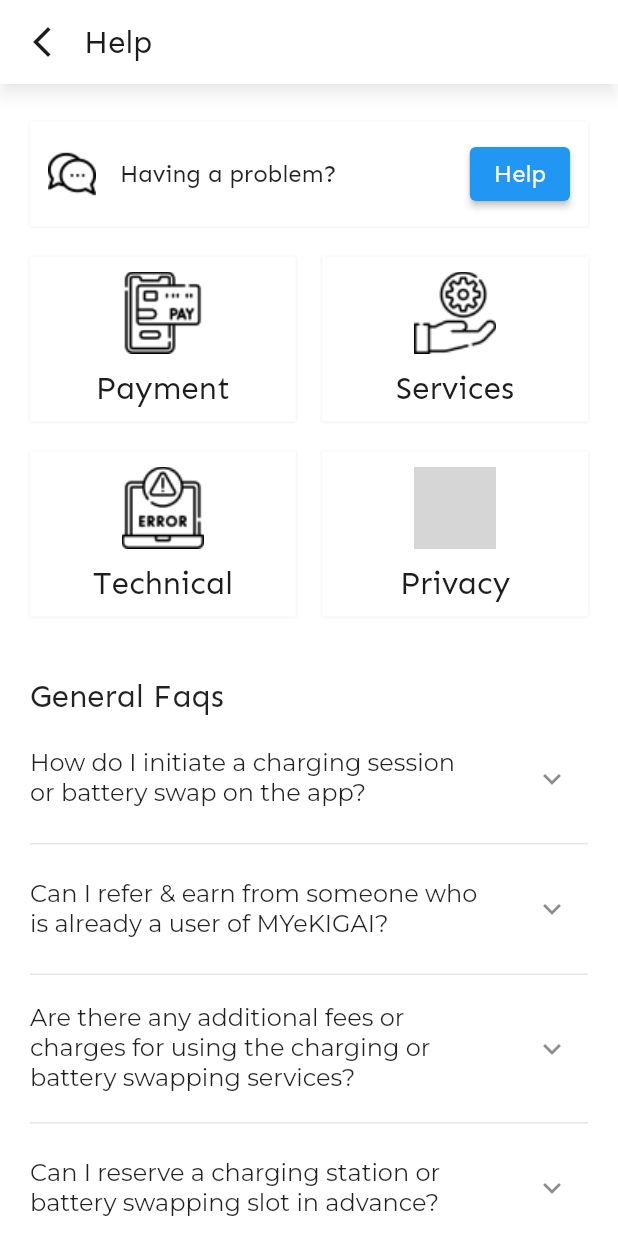
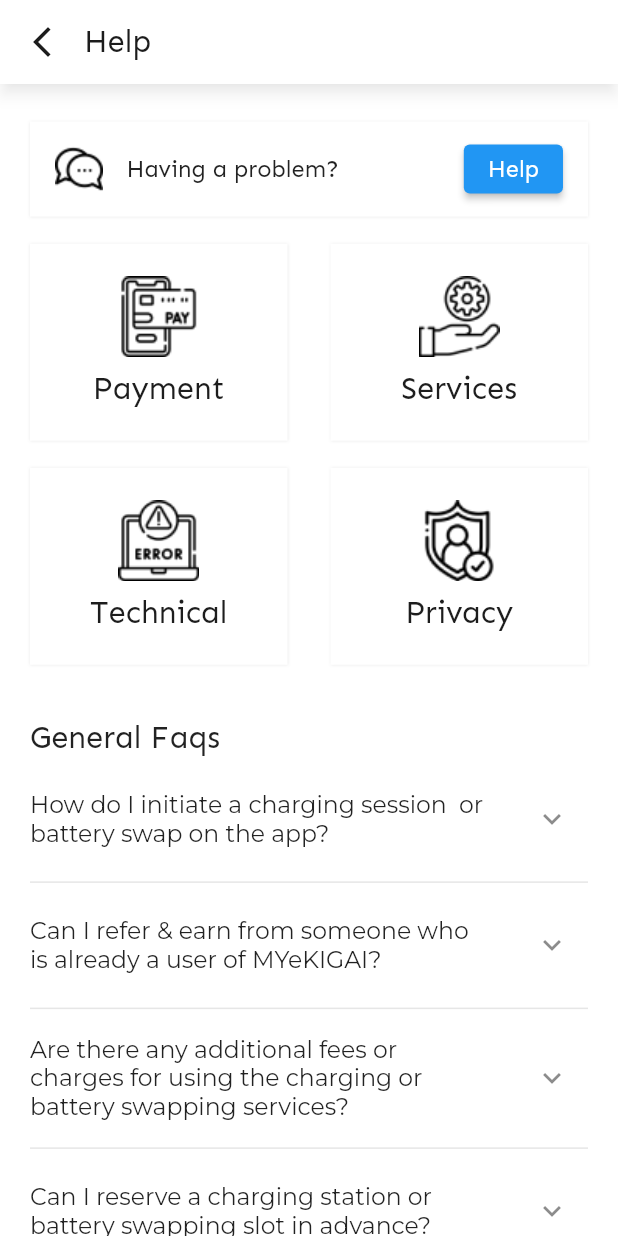
Before and after one commit to AbishekGhalley/App_Development_Project, a Flutter app: the shareridemap screen opened directly, after a tap on the "menu" icon, after a tap on "Help", on a phone screen of 412 x 824 dp. Run offline on Flutter 3.47's test engine with Material 2 defaults, Android fonts, the phone set to English and light mode, and no system bars; our stand-ins replace dotted_border, firebase_auth, firebase_core, flutter_otp_text_field, flutter_screenutil, flutter_svg and 3 more; accounts and stored records are empty; grey boxes are pictures that could not be loaded.

Commit message:
hamburger made half responsive

```diff
--- a/lib/constants/AllAssets/ham_assets.dart
+++ b/lib/constants/AllAssets/ham_assets.dart
@@ -15,7 +15,7 @@ class HamAssets {
   static const String bubblechat = "$_HamPngPath/Bubblechat.png";
   static const String cashlesspayment = "$_HamPngPath/CashlessPayment.png";
   static const String error = "$_HamPngPath/Error.png";
-  static const String private = "$_HamPngPath/Private_help.png";
+  static const String private = "$_HamPngPath/Private.png";
   static const String share = "$_HamPngPath/share_help.png";
   static const String db = "$_HamPngPath/Db.png";
   static const String driverlicense = "$_HamPngPath/driverlicense.png";
--- a/lib/features/hamburger/view/help.dart
+++ b/lib/features/hamburger/view/help.dart
@@ -1,4 +1,5 @@
 import 'package:flutter/material.dart';
+import 'package:flutter_screenutil/flutter_screenutil.dart';
 import 'package:myekigai/features/hamburger/view/content_model_help.dart';
 import 'package:myekigai/features/hamburger/widgets/help_btn.dart';
 import 'package:myekigai/reusables/TopAppbar.dart';
@@ -10,18 +11,21 @@ class Help extends StatelessWidget {
 
   @override
   Widget build(BuildContext context) {
+   return ScreenUtilInit(
+     designSize: Size(420,910),
+   builder: (context,child){
       return Scaffold(
         appBar: TopAppbar(toptitle: "Help"),
         body: SingleChildScrollView(
             physics: const ScrollPhysics(),
             child: Padding(
-            padding:
-                const EdgeInsets.only(left: 20, right: 20, top: 25, bottom: 25),
+              padding: const EdgeInsets.only(
+                  left: 20, right: 20, top: 25, bottom: 25),
               child: Column(
                 children: [
                   Container(
                       width: double.infinity,
-                    height: 70,
+                      height: ScreenUtil().setHeight(70),
                       decoration: const BoxDecoration(boxShadow: [
                         BoxShadow(
                           color: Color.fromRGBO(171, 171, 171, 0.25),
@@ -37,33 +41,33 @@ class Help extends StatelessWidget {
                         ),
                       ]),
                       child: Padding(
-                      padding: const EdgeInsets.symmetric(
-                          vertical: 17, horizontal: 12),
+                        padding:  EdgeInsets.symmetric(
+                            vertical: ScreenUtil().setHeight(17), horizontal: ScreenUtil().setWidth(17)),
                         child: Row(
                           children: [
                             Image.asset(HamAssets.bubblechat),
-                          const SizedBox(
-                            width: 16,
+                            SizedBox(
+                              width: ScreenUtil().setWidth(16),
                             ),
-                          const Text("Having a problem?",
+                          Text("Having a problem?",
                                 style: TextStyle(
-                                  fontSize: 16,
+                                    fontSize: ScreenUtil().setSp(16),
                                     fontWeight: FontWeight.w500,
                                     fontFamily: "Sen")),
                             const Spacer(),
                             ElevatedButton(
                                 onPressed: () {},
-                              child: const Text("Help",
+                                child:  Text("Help",
                                     style: TextStyle(
                                         color: Colors.white,
-                                      fontSize: 16,
+                                        fontSize: ScreenUtil().setSp(16),
                                         fontWeight: FontWeight.w400,
                                         fontFamily: "Sen")))
                           ],
                         ),
                       )),
-                const SizedBox(
-                  height: 20,
+                   SizedBox(
+                    height: ScreenUtil().setHeight(20),
                   ),
                   const Row(
                     children: [
@@ -74,8 +78,8 @@ class Help extends StatelessWidget {
                       Helpbtn(btnimage: HamAssets.share, btntext: "Services")
                     ],
                   ),
-                const SizedBox(
-                  height: 20,
+                  SizedBox(
+                    height: ScreenUtil().setHeight(20),
                   ),
                   const Row(
                     children: [
@@ -84,21 +88,21 @@ class Help extends StatelessWidget {
                       Helpbtn(btnimage: HamAssets.private, btntext: "Privacy")
                     ],
                   ),
-                const SizedBox(
-                  height: 40,
+                  SizedBox(
+                    height: ScreenUtil().setHeight(40),
                   ),
                   Column(
                     crossAxisAlignment: CrossAxisAlignment.stretch,
                     children: [
-                    const Text(
+                       Text(
                         'General Faqs',
                         style: TextStyle(
-                          fontSize: 21,
+                            fontSize: ScreenUtil().setSp(21),
                             fontWeight: FontWeight.w400,
                             fontFamily: "Sen"),
                       ),
-                    const SizedBox(
-                      height: 15,
+                      SizedBox(
+                        height: ScreenUtil().setHeight(15),
                       ),
                       ListView.builder(
                           physics: const NeverScrollableScrollPhysics(),
@@ -110,8 +114,8 @@ class Help extends StatelessWidget {
                                   contentPadding: EdgeInsets.zero,
                                   title: Text(
                                     faqs[index].questions,
-                                  style: const TextStyle(
-                                      fontSize: 16,
+                                    style: TextStyle(
+                                        fontSize: ScreenUtil().setSp(16),
                                         fontWeight: FontWeight.w500,
                                         fontFamily: "Montserrat"),
                                   ),
@@ -120,7 +124,7 @@ class Help extends StatelessWidget {
                                       icon: const Icon(
                                           Icons.keyboard_arrow_down_sharp))),
                               SizedBox(
-                              height: 15,
+                                height: ScreenUtil().setHeight(15),
                               ),
                               Divider(
                                 height: 1,
@@ -128,8 +132,8 @@ class Help extends StatelessWidget {
                                 color: Pallete.partitionlineColor,
                               ),
                               SizedBox(
-                              height: 15,
-                            )
+                                height: ScreenUtil().setHeight(15),
+                              ),
                             ]);
                           })
                     ],
@@ -138,5 +142,6 @@ class Help extends StatelessWidget {
               ),
             )),
       );
+    });
   }
 }
--- a/lib/features/hamburger/widgets/help_btn.dart
+++ b/lib/features/hamburger/widgets/help_btn.dart
@@ -1,5 +1,7 @@
 import 'package:flutter/material.dart';
+import 'package:flutter_screenutil/flutter_screenutil.dart';
 import 'package:myekigai/theme/pallete.dart';
+
 class Helpbtn extends StatelessWidget {
   final String btnimage;
   final String btntext;
@@ -9,8 +11,8 @@ class Helpbtn extends StatelessWidget {
   @override
   Widget build(BuildContext context) {
     return Container(
-      width: MediaQuery.of(context).size.width*0.430,
-      height: 110,
+        width: ScreenUtil().setWidth(175),
+        height: ScreenUtil().setHeight(145),
         alignment: Alignment.center,
         decoration: const BoxDecoration(boxShadow: [
           BoxShadow(
@@ -26,26 +28,29 @@ class Helpbtn extends StatelessWidget {
             blurRadius: 0,
           ),
         ]),
-        child: Expanded(child: TextButton(
+        child: Expanded(
+            child: TextButton(
                 onPressed: () {},
                 child: Column(
                   mainAxisAlignment: MainAxisAlignment.center,
                   children: [
-                Container(
-                  height: 55,
-                  width: 55,
-                  decoration: BoxDecoration(
-                      image: DecorationImage(
-                          image: AssetImage(btnimage), fit: BoxFit.cover)),
+                    Image.asset(
+                      btnimage,
+                      height: ScreenUtil().setWidth(55),
+                      width: ScreenUtil().setWidth(55),
+                      fit: BoxFit.fitWidth,
                     ),
-                const SizedBox(height: 10,),
-                Text(btntext,
-                style:const TextStyle(
+                    SizedBox(
+                      height: ScreenUtil().setHeight(10),
+                    ),
+                    Text(
+                      btntext,
+                      style: TextStyle(
                           color: Pallete.textColor,
-                  fontFamily:"Sen",
-                  fontSize: 21,
-                  fontWeight: FontWeight.w400
-                ),)
+                          fontFamily: "Sen",
+                          fontSize: ScreenUtil().setSp(21),
+                          fontWeight: FontWeight.w400),
+                    )
                   ],
                 ))));
   }
--- a/lib/features/homescreen/view/home_view.dart
+++ b/lib/features/homescreen/view/home_view.dart
@@ -65,7 +65,7 @@ class _HomeScreenState extends State<HomeScreen> {
                     ),
                     Positioned(
                       top: MediaQuery.of(context).padding.top +
-                          ScreenUtil().setHeight(10),
+                          ScreenUtil().setHeight(15),
                       left: ScreenUtil().setWidth(20),
                       right: ScreenUtil().setWidth(20),
                       child: CustomSearchBar(
--- a/lib/features/shareride/view/shareridemap.dart
+++ b/lib/features/shareride/view/shareridemap.dart
@@ -52,15 +52,15 @@ class _shareridemapState extends State<shareridemap> {
                   ),
                 ),
                 Positioned(
-                  top: MediaQuery.of(context).padding.top + 15,
-                  left: 20,
-                  right: 20,
+                  top: MediaQuery.of(context).padding.top + ScreenUtil().setHeight(15),
+                  left: ScreenUtil().setWidth(20),
+                  right: ScreenUtil().setWidth(20),
                   child: CustomSearchBar(
                       scaffoldKey: global_navbar.sharescaffoldKey),
                 ),
                 Positioned(
-                  bottom: posbottom,
-                  right: 16,
+                  bottom: ScreenUtil().setHeight(posbottom),
+                  right: ScreenUtil().setWidth(16),
                   child: Column(
                     children: [
                       IconButton(
@@ -92,21 +92,23 @@ class _shareridemapState extends State<shareridemap> {
                       right: 0,
                       child: Container(
                           width: double.infinity,
-                          height: 130,
-                          padding: EdgeInsets.symmetric(vertical: 18),
+                          height: ScreenUtil().setHeight(165),
+                          padding: EdgeInsets.symmetric(vertical: ScreenUtil().setHeight(18),),
                           decoration: BoxDecoration(
                             color: Colors.white,
                           ),
                           child: Column(
                               crossAxisAlignment: CrossAxisAlignment.center,
+                              mainAxisAlignment: MainAxisAlignment.center,
                               children: [
+
                                 Padding(
-                                  padding: EdgeInsets.symmetric(horizontal: 16),
+                                  padding: EdgeInsets.symmetric(horizontal: ScreenUtil().setWidth(16),),
                                   child: Row(
                                     children: [
                                       Icon(Icons.info_outline_rounded),
                                       SizedBox(
-                                        width: 7,
+                                        width: ScreenUtil().setWidth(6),
                                       ),
                                       Text(
                                         "Whom would you like to share your ride with?",
@@ -119,9 +121,10 @@ class _shareridemapState extends State<shareridemap> {
                                     ],
                                   ),
                                 ),
-                                const SizedBox(
-                                  height: 15,
+                                 SizedBox(
+                                  height:  ScreenUtil().setHeight(15),
                                 ),
+
                                 CustomButton(
                                     text: "Continue",
                                     onPressed: () {
--- a/lib/reusables/Navbar.dart
+++ b/lib/reusables/Navbar.dart
@@ -236,7 +236,6 @@ class Navbar extends StatelessWidget {
                       fontWeight: FontWeight.w500,
                     ),
                   ),
-                  onTap: () {},
                 ),
                 ListTile(
                   leading: Image.asset(GlobalAssets.steeringwheel),
--- a/lib/reusables/TopAppbar.dart
+++ b/lib/reusables/TopAppbar.dart
@@ -1,4 +1,5 @@
 import 'package:flutter/material.dart';
+import 'package:flutter_screenutil/flutter_screenutil.dart';
 import 'package:myekigai/theme/theme.dart';
 class TopAppbar extends StatelessWidget implements PreferredSizeWidget{
   final String toptitle;
@@ -15,9 +16,9 @@ Size get preferredSize => const Size.fromHeight(kToolbarHeight);
       shadowColor: const Color.fromRGBO(171, 171, 171, 0.25),
       title: Text(
       toptitle,
-        style: const TextStyle(
+        style: TextStyle(
           color: Color(0xFF1C1C1C),
-          fontSize: 21,
+          fontSize:ScreenUtil().setSp(21),
           fontFamily: 'Sen',
           fontWeight: FontWeight.w400,
         ),
```
Also changed, not shown: lib/Authentication_repo/authentication.dart (+3 -5 lines), lib/features/hamburger/view/Wallet.dart (+22 -17 lines), lib/features/shareride/view/recentlocal.dart (+13 -8 lines). Lines whose indentation alone changed are shown as unchanged.
